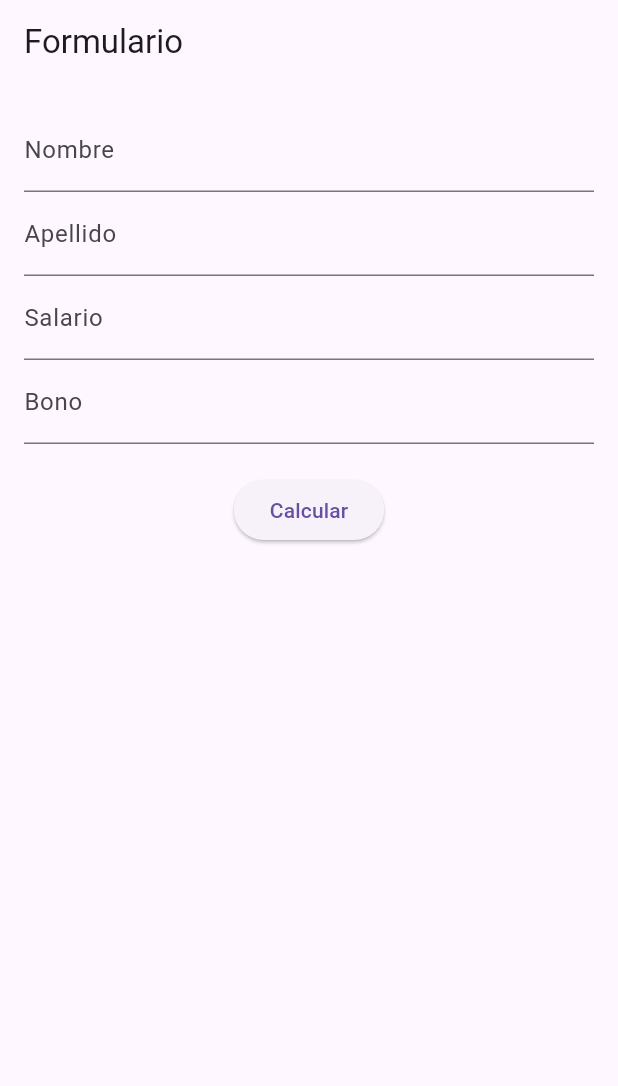
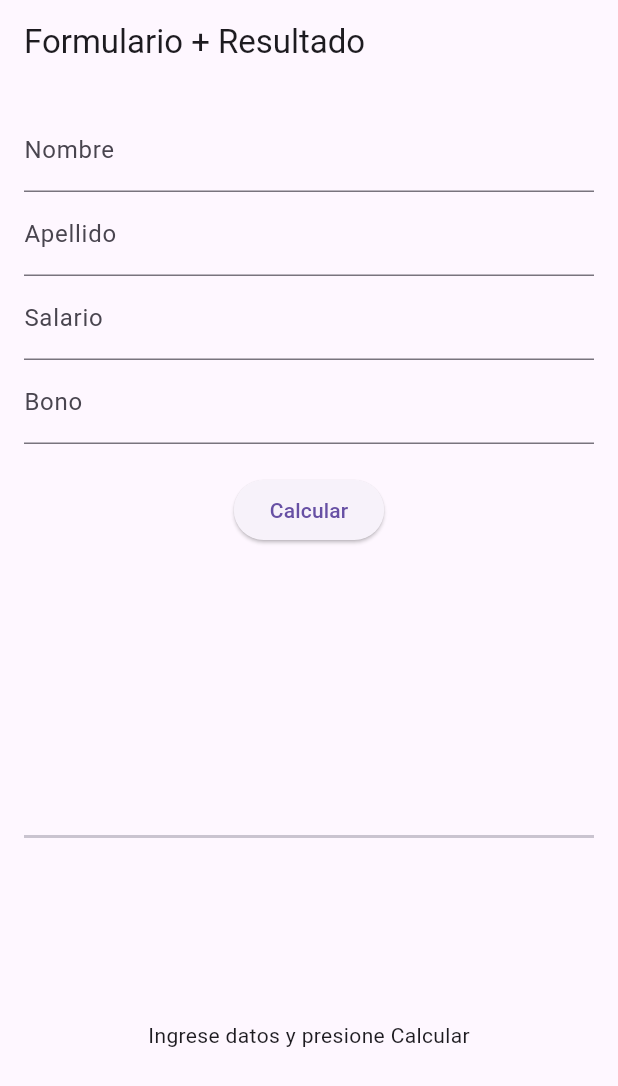
Before and after one commit to Juanrhec904/cubit, a Flutter app: the screen it shows after launch, on a phone screen of 412 x 824 dp. Shown: the top 1086 px of the screen. Run offline on Flutter 3.47's test engine with Material 3 defaults, Android fonts, the phone set to English and light mode, and no system bars; our stand-ins replace bloc, equatable, flutter_bloc.

```diff
--- a/form/lib/Presentation/form_view.dart
+++ b/form/lib/Presentation/form_view.dart
@@ -29,9 +29,14 @@ class _FormViewState extends State<FormView> {
   @override
   Widget build(BuildContext context) {
     return Scaffold(
-      appBar: AppBar(title: const Text("Formulario")),
+      appBar: AppBar(title: const Text("Formulario + Resultado")),
       body: Padding(
         padding: const EdgeInsets.all(16.0),
+        child: Column(
+          children: [
+            // 🔹 Parte superior: Formulario
+            Expanded(
+              flex: 2,
               child: BlocConsumer<FormularioBloc, FormularioState>(
                 listener: (context, state) {
                   if (state is FormularioFailure) {
@@ -41,35 +46,52 @@ class _FormViewState extends State<FormView> {
                   }
 
                   if (state is FormularioSuccess) {
-              context
-                  .read<SalarioCubit>()
-                  .cargarSalario(state.usuario, state.total);
+                    // 👉 Disparamos el cálculo del salario
+                    context.read<SalarioCubit>().cargarSalario(state.usuario);
                   }
                 },
                 builder: (context, state) {
-            if (state is FormularioLoading) {
-              return const Center(child: CircularProgressIndicator());
-            }
+                  return _formularioWidget();
+                },
+              ),
+            ),
 
-            if (state is FormularioSuccess) {
-              return BlocBuilder<SalarioCubit, SalarioState>(
+            const Divider(height: 30, thickness: 2),
+
+            // 🔹 Parte inferior: Resultado
+            Expanded(
+              flex: 1,
+              child: BlocBuilder<SalarioCubit, SalarioState>(
                 builder: (context, salarioState) {
                   if (salarioState is SalarioLoading) {
-                    return const Center(child: CircularProgressIndicator());
+                    return const Center(
+                      child: CircularProgressIndicator(),
+                    );
                   } else if (salarioState is SalarioSuccess) {
-                    return SalarioView(
-                      usuario: salarioState.usuario,
-                      total: salarioState.total,
+                    return Center(
+                      child: Text(
+                        "${salarioState.usuario.nombre} ${salarioState.usuario.apellido} → Total: \$${salarioState.total.toStringAsFixed(2)}",
+                        style: const TextStyle(
+                          fontSize: 18,
+                          fontWeight: FontWeight.bold,
+                        ),
+                      ),
+                    );
+                  } else if (salarioState is SalarioFailure) {
+                    return Center(
+                      child: Text(
+                        "Error: ${salarioState.error}",
+                        style: const TextStyle(color: Colors.red),
+                      ),
                     );
                   }
-                  return const SizedBox();
+                  return const Center(
+                    child: Text("Ingrese datos y presione Calcular"),
+                  );
                 },
-              );
-            }
-
-            // Estado inicial con el formulario
-            return _formularioWidget();
-          },
+              ),
+            ),
+          ],
         ),
       ),
     );
--- a/form/lib/cubit/salario_cubit.dart
+++ b/form/lib/cubit/salario_cubit.dart
@@ -1,16 +1,24 @@
 import 'package:bloc/bloc.dart';
 import 'package:equatable/equatable.dart';
 import 'package:form/modelo/modelo.dart';
+import 'package:form/services/api.dart';
 
 part 'salario_state.dart';
 
 class SalarioCubit extends Cubit<SalarioState> {
-  SalarioCubit() : super(SalarioInitial());
+  final SalarioApi api;
 
-  void cargarSalario(Usuario usuario, double total) async {
-    emit(SalarioLoading());
-    await Future.delayed(const Duration(seconds: 3)); // Simulación
-    emit(SalarioSuccess(usuario, total));
+  SalarioCubit(this.api) : super(SalarioInitial());
+
+  Future<void> cargarSalario(Usuario usuario) async {
+    try {
+      emit(SalarioLoading());
+      final total = await api.calcularSalario(usuario);
+      emit(SalarioSuccess(usuario, total));
+    } catch (e) {
+      emit(SalarioFailure("Error obteniendo salario: $e"));
+    }
   }
-  void reset()=> emit(SalarioInitial());
+
+  void reset() => emit(SalarioInitial());
 }
--- a/form/lib/cubit/salario_state.dart
+++ b/form/lib/cubit/salario_state.dart
@@ -1,16 +1,17 @@
 part of 'salario_cubit.dart';
 
-sealed class SalarioState extends Equatable {
+abstract class SalarioState extends Equatable {
   const SalarioState();
 
   @override
   List<Object?> get props => [];
 }
 
-final class SalarioInitial extends SalarioState {}
-final class SalarioLoading extends SalarioState {}
+class SalarioInitial extends SalarioState {}
 
-final class SalarioSuccess extends SalarioState {
+class SalarioLoading extends SalarioState {}
+
+class SalarioSuccess extends SalarioState {
   final Usuario usuario;
   final double total;
 
@@ -20,8 +21,9 @@ final class SalarioSuccess extends SalarioState {
   List<Object?> get props => [usuario, total];
 }
 
-final class SalarioFailure extends SalarioState {
+class SalarioFailure extends SalarioState {
   final String error;
+
   const SalarioFailure(this.error);
 
   @override
--- a/form/lib/main.dart
+++ b/form/lib/main.dart
@@ -3,6 +3,7 @@ import 'package:flutter_bloc/flutter_bloc.dart';
 import 'bloc/formulario_bloc.dart';
 import 'cubit/salario_cubit.dart';
 import 'Presentation/form_view.dart';
+import 'services/api.dart';
 
 void main() {
   runApp(const MyApp());
@@ -13,14 +14,16 @@ class MyApp extends StatelessWidget {
 
   @override
   Widget build(BuildContext context) {
+    final api = SalarioApi('https://jsonkeeper.com/b/6RMTG');
+
     return MultiBlocProvider(
       providers: [
-        BlocProvider(create: (_) => (FormularioBloc())),
-        BlocProvider(create: (_) => SalarioCubit()),
+        BlocProvider(create: (context) => FormularioBloc()),
+        BlocProvider(create: (context) => SalarioCubit(api)),
       ],
-      child: MaterialApp(
+      child: const MaterialApp(
         debugShowCheckedModeBanner: false,
-        home: const FormView(),
+        home: FormView(),
       ),
     );
   }
```
Also changed, not shown: form/lib/modelo/modelo.dart (+0 -26 lines), form/lib/services/api.dart (+4 -8 lines). Lines whose indentation alone changed are shown as unchanged.
